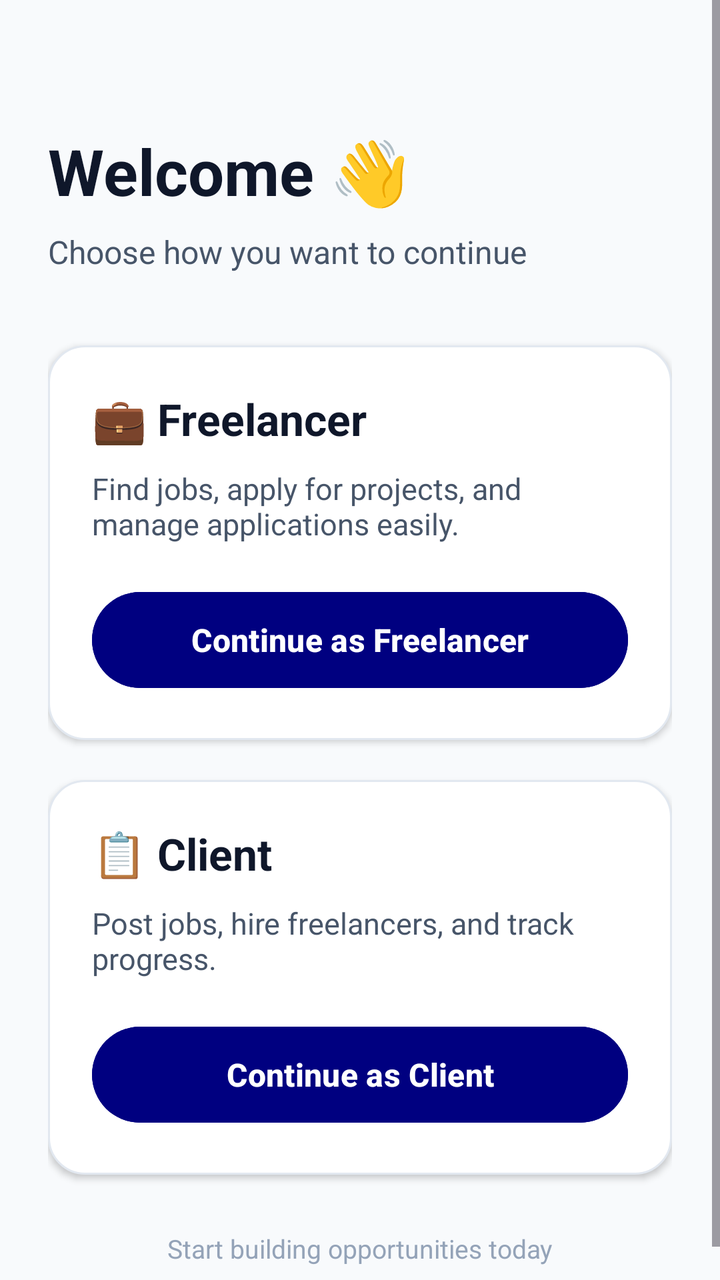
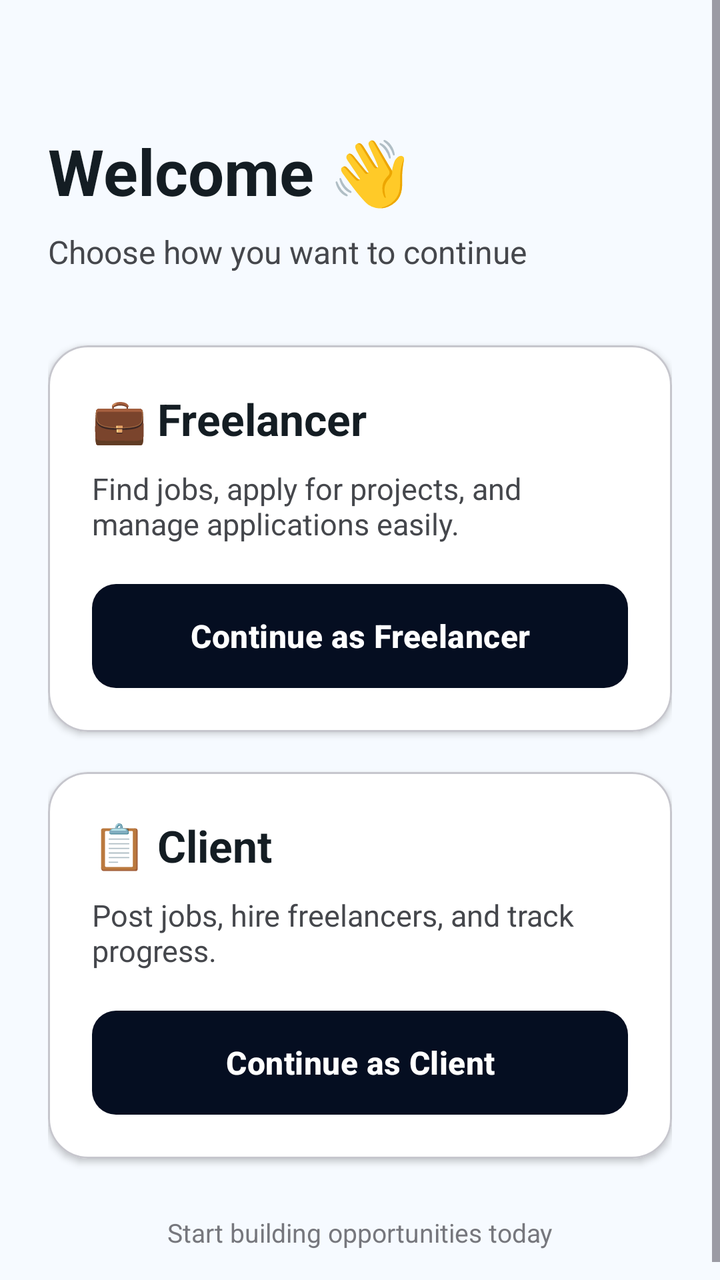

Before-and-after screenshots of an Android layout around one commit, followed by the original layout XML and the change that was made.
<!-- AndroidManifest.xml: application theme Theme.MiniJobHunt -->
<!-- res/layout/activity_client_or_free_lancer_actvity.xml -->
<?xml version="1.0" encoding="utf-8"?>
<ScrollView xmlns:android="http://schemas.android.com/apk/res/android"
    android:layout_width="match_parent"
    android:layout_height="match_parent"
    android:fillViewport="true"
    android:background="@color/background">

    <LinearLayout
        android:layout_width="match_parent"
        android:layout_height="wrap_content"
        android:orientation="vertical"
        android:padding="24dp">

        
        <TextView
            android:layout_width="wrap_content"
            android:layout_height="wrap_content"
            android:layout_marginTop="40dp"
            android:text="Welcome 👋"
            android:textColor="@color/text_primary"
            android:textSize="32sp"
            android:textStyle="bold" />

        <TextView
            android:layout_width="wrap_content"
            android:layout_height="wrap_content"
            android:layout_marginTop="8dp"
            android:layout_marginBottom="36dp"
            android:text="Choose how you want to continue"
            android:textColor="@color/text_secondary"
            android:textSize="16sp" />

        
        <LinearLayout
            android:layout_width="match_parent"
            android:layout_height="wrap_content"
            android:orientation="vertical"
            android:padding="22dp"
            android:background="@drawable/bg_role_card"
            android:elevation="2dp">

            <TextView
                android:layout_width="wrap_content"
                android:layout_height="wrap_content"
                android:text="💼 Freelancer"
                android:textColor="@color/text_primary"
                android:textSize="22sp"
                android:textStyle="bold" />

            <TextView
                android:layout_width="wrap_content"
                android:layout_height="wrap_content"
                android:layout_marginTop="10dp"
                android:text="Find jobs, apply for projects, and manage applications easily."
                android:textColor="@color/text_secondary"
                android:textSize="15sp" />

            <Button
                android:id="@+id/FreeLancerButton"
                android:layout_width="match_parent"
                android:layout_height="56dp"
                android:layout_marginTop="20dp"
                android:backgroundTint="@color/primary"
                android:text="Continue as Freelancer"
                android:textAllCaps="false"
                android:textColor="@color/text_on_primary"
                android:textSize="16sp"
                android:textStyle="bold" />

        </LinearLayout>

        
        <Space
            android:layout_width="match_parent"
            android:layout_height="20dp" />

        
        <LinearLayout
            android:layout_width="match_parent"
            android:layout_height="wrap_content"
            android:orientation="vertical"
            android:padding="22dp"
            android:background="@drawable/bg_role_card"
            android:elevation="2dp">

            <TextView
                android:layout_width="wrap_content"
                android:layout_height="wrap_content"
                android:text="📋 Client"
                android:textColor="@color/text_primary"
                android:textSize="22sp"
                android:textStyle="bold" />

            <TextView
                android:layout_width="wrap_content"
                android:layout_height="wrap_content"
                android:layout_marginTop="10dp"
                android:text="Post jobs, hire freelancers, and track progress."
                android:textColor="@color/text_secondary"
                android:textSize="15sp" />

            <Button
                android:id="@+id/ClientButton"
                android:layout_width="match_parent"
                android:layout_height="56dp"
                android:layout_marginTop="20dp"
                android:backgroundTint="@color/primary"
                android:text="Continue as Client"
                android:textAllCaps="false"
                android:textColor="@color/text_on_primary"
                android:textSize="16sp"
                android:textStyle="bold" />

        </LinearLayout>

        
        <TextView
            android:layout_width="wrap_content"
            android:layout_height="wrap_content"
            android:layout_gravity="center"
            android:layout_marginTop="28dp"
            android:text="Start building opportunities today"
            android:textColor="@color/text_hint"
            android:textSize="13sp" />

    </LinearLayout>

</ScrollView>
<!-- resources referenced by this layout -->
<resources>
  <color name="background">#F8FAFC</color>
  <color name="primary">#000080</color>
  <color name="text_hint">#94A3B8</color>
  <color name="text_on_primary">#FFFFFF</color>
  <color name="text_primary">#0F172A</color>
  <color name="text_secondary">#475569</color>
  <!-- drawable bg_role_card (drawable) -->
  <?xml version="1.0" encoding="utf-8"?>
  <shape xmlns:android="http://schemas.android.com/apk/res/android">
  
      <solid android:color="@color/surface"/>
  
      <stroke
          android:width="1dp"
          android:color="@color/divider"/>
  
      <corners android:radius="18dp"/>
  
  </shape>
  <style name="Theme.MiniJobHunt" parent="Base.Theme.MiniJobHunt" />
  <color name="surface">#FFFFFF</color>
  <color name="divider">#E2E8F0</color>
  <style name="Base.Theme.MiniJobHunt" parent="Theme.Material3.DayNight.NoActionBar">
          <item name="colorPrimary">@color/primary</item>
          <item name="colorOnPrimary">@color/white</item>
          <item name="colorPrimaryContainer">@color/primary_light</item>
          <item name="colorOnPrimaryContainer">@color/primary_dark</item>
  
          <item name="colorSecondary">@color/info</item>
          <item name="colorOnSecondary">@color/white</item>
  
          <item name="android:windowBackground">@color/background</item>
          <item name="android:statusBarColor">@color/background</item>
          <item name="android:windowLightStatusBar">true</item>
  
          
          <item name="textAppearanceHeadlineLarge">@style/AppText.HeadlineLarge</item>
          <item name="textAppearanceTitleMedium">@style/AppText.TitleMedium</item>
          <item name="textAppearanceBodyLarge">@style/AppText.BodyLarge</item>
      </style>
  <color name="white">#FFFFFF</color>
  <color name="primary_light">#E6E6FF</color>
  <color name="primary_dark">#000066</color>
  <color name="info">#000080</color>
  <style name="AppText.HeadlineLarge">
          <item name="android:textSize">30sp</item>
          <item name="android:textStyle">bold</item>
          <item name="android:textColor">@color/text_primary</item>
          <item name="android:letterSpacing">-0.02</item>
      </style>
  <style name="AppText.TitleMedium">
          <item name="android:textSize">18sp</item>
          <item name="android:textStyle">bold</item>
          <item name="android:textColor">@color/text_primary</item>
      </style>
  <style name="AppText.BodyLarge">
          <item name="android:textSize">16sp</item>
          <item name="android:textColor">@color/text_secondary</item>
      </style>
</resources>

<!-- the commit's change to res/layout/activity_client_or_free_lancer_actvity.xml (unified diff, before → after) -->
@@ -1,5 +1,6 @@
 <?xml version="1.0" encoding="utf-8"?>
 <ScrollView xmlns:android="http://schemas.android.com/apk/res/android"
+    xmlns:app="http://schemas.android.com/apk/res-auto"
     android:layout_width="match_parent"
     android:layout_height="match_parent"
     android:fillViewport="true"
@@ -31,43 +32,50 @@
             android:textSize="16sp" />
 
         
-        <LinearLayout
+        <com.google.android.material.card.MaterialCardView
             android:layout_width="match_parent"
             android:layout_height="wrap_content"
-            android:orientation="vertical"
-            android:padding="22dp"
-            android:background="@drawable/bg_role_card"
-            android:elevation="2dp">
+            app:cardCornerRadius="20dp"
+            app:cardElevation="2dp"
+            app:strokeWidth="1dp"
+            app:strokeColor="@color/outline_variant"
+            app:cardBackgroundColor="@color/white">
 
-            <TextView
-                android:layout_width="wrap_content"
+            <LinearLayout
+                android:layout_width="match_parent"
                 android:layout_height="wrap_content"
-                android:text="💼 Freelancer"
-                android:textColor="@color/text_primary"
-                android:textSize="22sp"
-                android:textStyle="bold" />
+                android:orientation="vertical"
+                android:padding="22dp">
 
-            <TextView
-                android:layout_width="wrap_content"
-                android:layout_height="wrap_content"
-                android:layout_marginTop="10dp"
-                android:text="Find jobs, apply for projects, and manage applications easily."
-                android:textColor="@color/text_secondary"
-                android:textSize="15sp" />
+                <TextView
+                    android:layout_width="wrap_content"
+                    android:layout_height="wrap_content"
+                    android:text="💼 Freelancer"
+                    android:textColor="@color/text_primary"
+                    android:textSize="22sp"
+                    android:textStyle="bold" />
 
-            <Button
-                android:id="@+id/FreeLancerButton"
-                android:layout_width="match_parent"
-                android:layout_height="56dp"
-                android:layout_marginTop="20dp"
-                android:backgroundTint="@color/primary"
-                android:text="Continue as Freelancer"
-                android:textAllCaps="false"
-                android:textColor="@color/text_on_primary"
-                android:textSize="16sp"
-                android:textStyle="bold" />
+                <TextView
+                    android:layout_width="wrap_content"
+                    android:layout_height="wrap_content"
+                    android:layout_marginTop="10dp"
+                    android:text="Find jobs, apply for projects, and manage applications easily."
+                    android:textColor="@color/text_secondary"
+                    android:textSize="15sp" />
 
-        </LinearLayout>
+                <com.google.android.material.button.MaterialButton
+                    android:id="@+id/FreeLancerButton"
+                    style="@style/AppButton.Primary"
+                    android:layout_width="match_parent"
+                    android:layout_height="52dp"
+                    android:layout_marginTop="20dp"
+                    android:text="Continue as Freelancer"
+                    android:textAllCaps="false"
+                    android:textSize="16sp" />
+
+            </LinearLayout>
+
+        </com.google.android.material.card.MaterialCardView>
 
         
         <Space
@@ -75,43 +83,50 @@
             android:layout_height="20dp" />
 
         
-        <LinearLayout
+        <com.google.android.material.card.MaterialCardView
             android:layout_width="match_parent"
             android:layout_height="wrap_content"
-            android:orientation="vertical"
-            android:padding="22dp"
-            android:background="@drawable/bg_role_card"
-            android:elevation="2dp">
+            app:cardCornerRadius="20dp"
+            app:cardElevation="2dp"
+            app:strokeWidth="1dp"
+            app:strokeColor="@color/outline_variant"
+            app:cardBackgroundColor="@color/white">
 
-            <TextView
-                android:layout_width="wrap_content"
+            <LinearLayout
+                android:layout_width="match_parent"
                 android:layout_height="wrap_content"
-                android:text="📋 Client"
-                android:textColor="@color/text_primary"
-                android:textSize="22sp"
-                android:textStyle="bold" />
+                android:orientation="vertical"
+                android:padding="22dp">
 
-            <TextView
-                android:layout_width="wrap_content"
-                android:layout_height="wrap_content"
-                android:layout_marginTop="10dp"
-                android:text="Post jobs, hire freelancers, and track progress."
-                android:textColor="@color/text_secondary"
-                android:textSize="15sp" />
+                <TextView
+                    android:layout_width="wrap_content"
+                    android:layout_height="wrap_content"
+                    android:text="📋 Client"
+                    android:textColor="@color/text_primary"
+                    android:textSize="22sp"
+                    android:textStyle="bold" />
 
-            <Button
-                android:id="@+id/ClientButton"
-                android:layout_width="match_parent"
-                android:layout_height="56dp"
-                android:layout_marginTop="20dp"
-                android:backgroundTint="@color/primary"
-                android:text="Continue as Client"
-                android:textAllCaps="false"
-                android:textColor="@color/text_on_primary"
-                android:textSize="16sp"
-                android:textStyle="bold" />
+                <TextView
+                    android:layout_width="wrap_content"
+                    android:layout_height="wrap_content"
+                    android:layout_marginTop="10dp"
+                    android:text="Post jobs, hire freelancers, and track progress."
+                    android:textColor="@color/text_secondary"
+                    android:textSize="15sp" />
 
-        </LinearLayout>
+                <com.google.android.material.button.MaterialButton
+                    android:id="@+id/ClientButton"
+                    style="@style/AppButton.Primary"
+                    android:layout_width="match_parent"
+                    android:layout_height="52dp"
+                    android:layout_marginTop="20dp"
+                    android:text="Continue as Client"
+                    android:textAllCaps="false"
+                    android:textSize="16sp" />
+
+            </LinearLayout>
+
+        </com.google.android.material.card.MaterialCardView>
 
         
         <TextView
<!-- resource entries referenced after the edit -->
@@ -1,34 +1,22 @@
 <!-- resources referenced by this layout -->
 <resources>
-  <color name="background">#F8FAFC</color>
-  <color name="primary">#000080</color>
-  <color name="text_hint">#94A3B8</color>
-  <color name="text_on_primary">#FFFFFF</color>
-  <color name="text_primary">#0F172A</color>
-  <color name="text_secondary">#475569</color>
-  <!-- drawable bg_role_card (drawable) -->
-  <?xml version="1.0" encoding="utf-8"?>
-  <shape xmlns:android="http://schemas.android.com/apk/res/android">
-  
-      <solid android:color="@color/surface"/>
-  
-      <stroke
-          android:width="1dp"
-          android:color="@color/divider"/>
-  
-      <corners android:radius="18dp"/>
-  
-  </shape>
+  <color name="background">#f6faff</color>
+  <color name="outline_variant">#c6c6cd</color>
+  <color name="primary">#050e21</color>
+  <style name="ShapeAppearance.App.Medium" parent="ShapeAppearance.Material3.MediumComponent">
+          <item name="cornerSize">12dp</item>
+      </style>
+  <color name="text_hint">#76777d</color>
+  <color name="text_primary">#141d23</color>
+  <color name="text_secondary">#45474c</color>
   <style name="Theme.MiniJobHunt" parent="Base.Theme.MiniJobHunt" />
-  <color name="surface">#FFFFFF</color>
-  <color name="divider">#E2E8F0</color>
   <style name="Base.Theme.MiniJobHunt" parent="Theme.Material3.DayNight.NoActionBar">
           <item name="colorPrimary">@color/primary</item>
           <item name="colorOnPrimary">@color/white</item>
-          <item name="colorPrimaryContainer">@color/primary_light</item>
-          <item name="colorOnPrimaryContainer">@color/primary_dark</item>
+          <item name="colorPrimaryContainer">@color/primary_container</item>
+          <item name="colorOnPrimaryContainer">@color/on_primary_container</item>
   
-          <item name="colorSecondary">@color/info</item>
+          <item name="colorSecondary">@color/secondary</item>
           <item name="colorOnSecondary">@color/white</item>
   
           <item name="android:windowBackground">@color/background</item>
@@ -39,13 +27,23 @@
           <item name="textAppearanceHeadlineLarge">@style/AppText.HeadlineLarge</item>
           <item name="textAppearanceTitleMedium">@style/AppText.TitleMedium</item>
           <item name="textAppearanceBodyLarge">@style/AppText.BodyLarge</item>
+          <item name="textAppearanceLabelMedium">@style/AppText.LabelMedium</item>
       </style>
+  <color name="primary_container">#1b2437</color>
+  <color name="on_primary_container">#828ba2</color>
+  <color name="secondary">#5c5f60</color>
   <color name="white">#FFFFFF</color>
-  <color name="primary_light">#E6E6FF</color>
-  <color name="primary_dark">#000066</color>
-  <color name="info">#000080</color>
+  <style name="AppButton.Primary" parent="Widget.Material3.Button">
+          <item name="backgroundTint">@color/primary</item>
+          <item name="android:textColor">@color/white</item>
+          <item name="shapeAppearance">@style/ShapeAppearance.App.Medium</item>
+          <item name="android:insetTop">0dp</item>
+          <item name="android:insetBottom">0dp</item>
+          <item name="android:letterSpacing">0.01</item>
+          <item name="android:textStyle">bold</item>
+      </style>
   <style name="AppText.HeadlineLarge">
-          <item name="android:textSize">30sp</item>
+          <item name="android:textSize">24sp</item>
           <item name="android:textStyle">bold</item>
           <item name="android:textColor">@color/text_primary</item>
           <item name="android:letterSpacing">-0.02</item>
@@ -59,5 +57,12 @@
           <item name="android:textSize">16sp</item>
           <item name="android:textColor">@color/text_secondary</item>
       </style>
+  <style name="AppText.LabelMedium">
+          <item name="android:textSize">12sp</item>
+          <item name="android:textStyle">bold</item>
+          <item name="android:textColor">@color/text_muted</item>
+          <item name="android:letterSpacing">0.01</item>
+      </style>
+  <color name="text_muted">#76777d</color>
 </resources>
 
